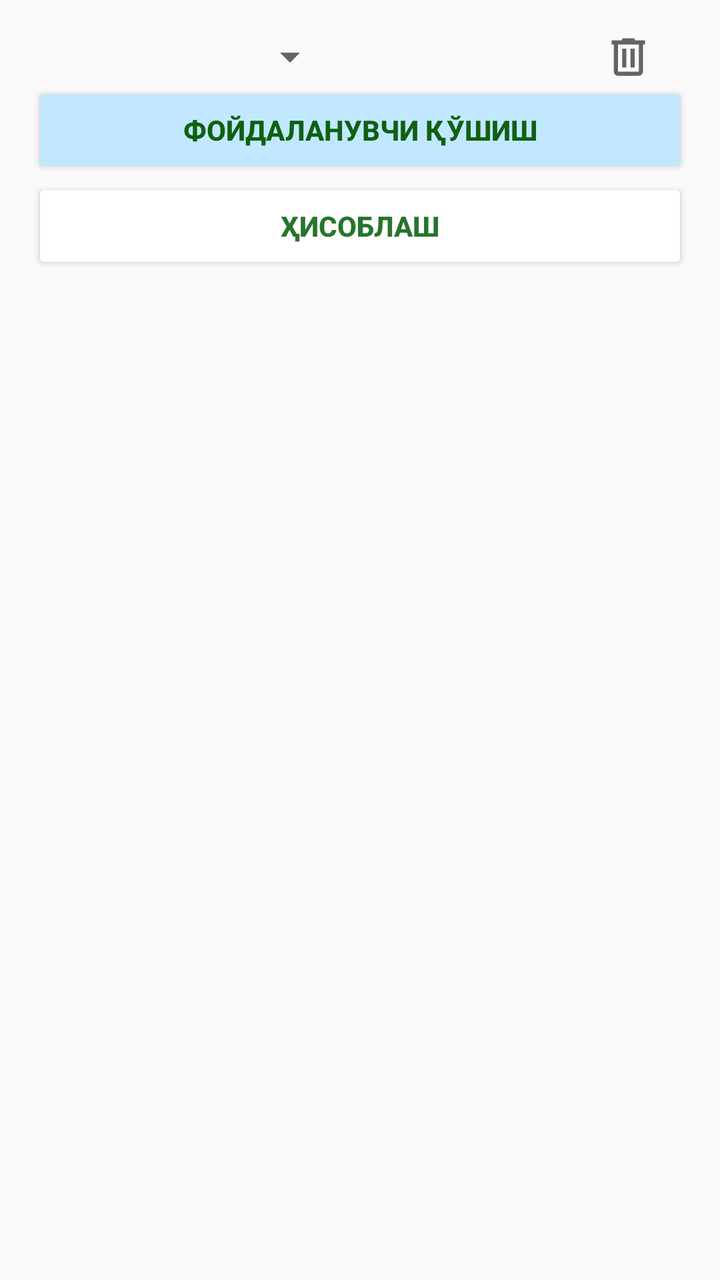
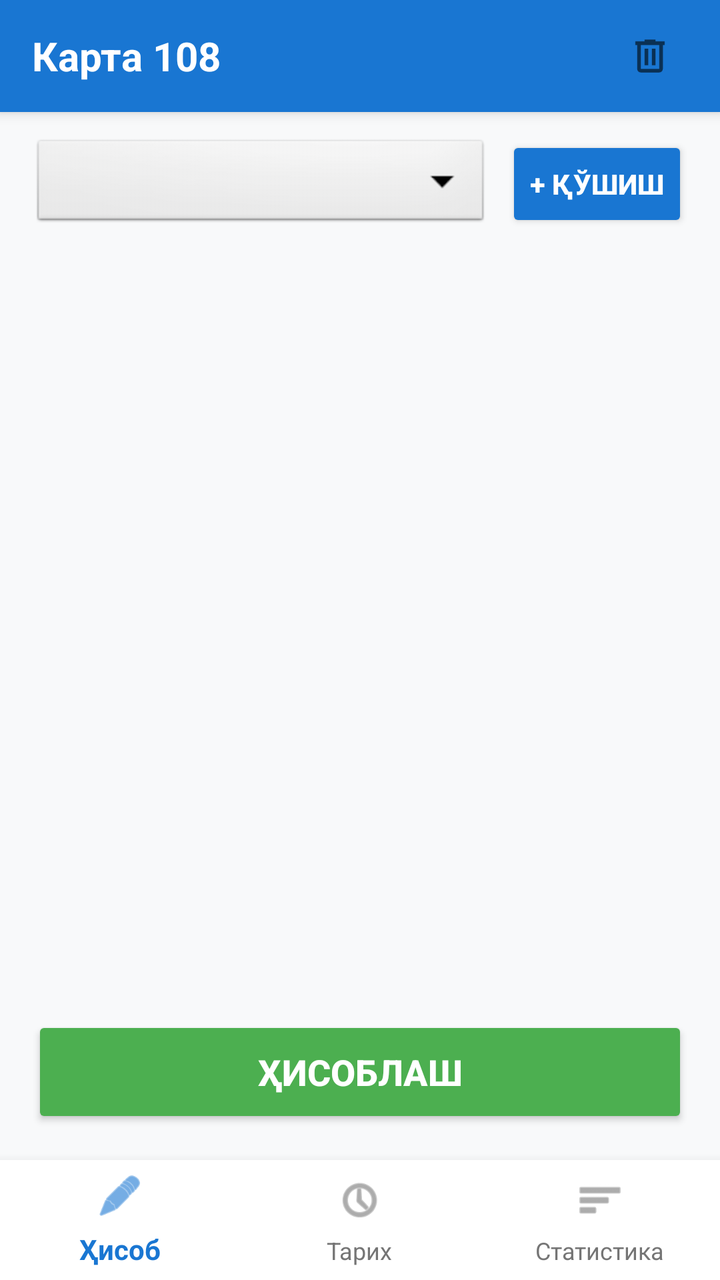

An Android layout rendered at two revisions. The XML below is the earlier revision; the diff shows what the commit changed to produce the second picture.
<!-- AndroidManifest.xml: application theme Theme.Hisob -->
<!-- res/layout/activity_main.xml -->
<?xml version="1.0" encoding="utf-8"?>
<LinearLayout
    xmlns:app="http://schemas.android.com/apk/res-auto"
    xmlns:tools="http://schemas.android.com/tools"
    xmlns:android="http://schemas.android.com/apk/res/android"
    android:layout_width="match_parent"
    android:layout_height="match_parent"
    android:orientation="vertical"
    android:padding="16dp">

    <LinearLayout
        android:layout_width="match_parent"
        android:layout_height="wrap_content"
        android:orientation="horizontal"
        android:gravity="center_vertical">

        <Spinner
            android:id="@+id/spinner_young"
            android:layout_width="wrap_content"
            android:layout_height="wrap_content"
            android:layout_weight="1"/>

        <LinearLayout
            android:layout_width="120dp"
            android:layout_height="25dp"/>
        <ImageView
            android:id="@+id/delete_all"
            android:layout_width="50dp"
            android:layout_height="25dp"
            android:layout_marginEnd="5dp"
            android:src="@drawable/delete_24px" />
    </LinearLayout>

    <Button
        android:id="@+id/btnname"
        android:layout_width="match_parent"
        android:layout_height="wrap_content"
        android:text="Фойдаланувчи қўшиш"
        android:backgroundTint="#C1E8FF"
        android:textColor="#106013"
        android:textStyle="bold"
        android:shadowColor="#009688"
        android:shadowDx="0"
        android:shadowDy="0"
        android:shadowRadius="0"
        android:layout_margin="0dp"
        android:elevation="8dp"/>

    <androidx.recyclerview.widget.RecyclerView
        android:id="@+id/item_recycler"
        android:layout_width="match_parent"
        android:layout_height="wrap_content"
        app:layout_constraintTop_toBottomOf="@+id/relativeLayout"
        tools:layout_editor_absoluteX="6dp" />
    <Button
        android:id="@+id/btnClear"
        android:layout_width="match_parent"
        android:layout_height="wrap_content"
        android:textStyle="bold"
        android:textColor="@color/purple_500"
        android:backgroundTint="@color/white"
        android:text="Ҳисоблаш"
        android:shadowColor="#55000000"
        android:shadowDx="0"
        android:shadowDy="0"
        android:shadowRadius="0"
        android:layout_margin="0dp"
        android:elevation="8dp"
        />

</LinearLayout>
<!-- resources referenced by this layout -->
<resources>
  <color name="purple_500">#27752A</color>
  <color name="white">#FFFFFFFF</color>
  <!-- drawable delete_24px (drawable) -->
  <vector xmlns:android="http://schemas.android.com/apk/res/android"
      android:width="24dp"
      android:height="24dp"
      android:viewportWidth="960"
      android:viewportHeight="960"
      android:tint="?attr/colorControlNormal">
    <path
        android:fillColor="@android:color/white"
        android:pathData="M280,840Q247,840 223.5,816.5Q200,793 200,760L200,240L160,240L160,160L360,160L360,120L600,120L600,160L800,160L800,240L760,240L760,760Q760,793 736.5,816.5Q713,840 680,840L280,840ZM680,240L280,240L280,760Q280,760 280,760Q280,760 280,760L680,760Q680,760 680,760Q680,760 680,760L680,240ZM360,680L440,680L440,320L360,320L360,680ZM520,680L600,680L600,320L520,320L520,680ZM280,240L280,240L280,760Q280,760 280,760Q280,760 280,760L280,760Q280,760 280,760Q280,760 280,760L280,240Z"/>
  </vector>
  <style name="Theme.Hisob" parent="Base.Theme.Hisob" />
  <style name="Base.Theme.Hisob" parent="Theme.MaterialComponents.DayNight.NoActionBar.Bridge">
          
          
      </style>
</resources>

<!-- the commit's change to res/layout/activity_main.xml (unified diff, before → after) -->
@@ -1,71 +1,170 @@
 <?xml version="1.0" encoding="utf-8"?>
-<LinearLayout
+<RelativeLayout xmlns:android="http://schemas.android.com/apk/res/android"
     xmlns:app="http://schemas.android.com/apk/res-auto"
-    xmlns:tools="http://schemas.android.com/tools"
-    xmlns:android="http://schemas.android.com/apk/res/android"
     android:layout_width="match_parent"
     android:layout_height="match_parent"
-    android:orientation="vertical"
-    android:padding="16dp">
+    android:background="#F8F9FA">
 
+    
     <LinearLayout
+        android:id="@+id/header_bar"
         android:layout_width="match_parent"
-        android:layout_height="wrap_content"
+        android:layout_height="56dp"
+        android:layout_alignParentTop="true"
+        android:background="#1976D2"
+        android:elevation="4dp"
         android:orientation="horizontal"
-        android:gravity="center_vertical">
+        android:gravity="center_vertical"
+        android:paddingHorizontal="16dp">
 
-        <Spinner
-            android:id="@+id/spinner_young"
-            android:layout_width="wrap_content"
+        <TextView
+            android:id="@+id/tvHeaderTitle"
+            android:layout_width="0dp"
             android:layout_height="wrap_content"
-            android:layout_weight="1"/>
+            android:layout_weight="1"
+            android:text="Карта 108"
+            android:textColor="#FFFFFF"
+            android:textSize="20sp"
+            android:textStyle="bold" />
 
-        <LinearLayout
-            android:layout_width="120dp"
-            android:layout_height="25dp"/>
         <ImageView
             android:id="@+id/delete_all"
-            android:layout_width="50dp"
-            android:layout_height="25dp"
-            android:layout_marginEnd="5dp"
-            android:src="@drawable/delete_24px" />
+            android:layout_width="38dp"
+            android:layout_height="38dp"
+            android:padding="8dp"
+            android:background="?attr/selectableItemBackgroundBorderless"
+            android:src="@drawable/delete_24px"
+            app:tint="#FFFFFF" />
     </LinearLayout>
 
-    <Button
-        android:id="@+id/btnname"
+    
+    <FrameLayout
+        android:id="@+id/container_main"
         android:layout_width="match_parent"
-        android:layout_height="wrap_content"
-        android:text="Фойдаланувчи қўшиш"
-        android:backgroundTint="#C1E8FF"
-        android:textColor="#106013"
-        android:textStyle="bold"
-        android:shadowColor="#009688"
-        android:shadowDx="0"
-        android:shadowDy="0"
-        android:shadowRadius="0"
-        android:layout_margin="0dp"
-        android:elevation="8dp"/>
+        android:layout_height="match_parent"
+        android:layout_below="@id/header_bar"
+        android:layout_above="@id/bottom_navigation">
 
-    <androidx.recyclerview.widget.RecyclerView
-        android:id="@+id/item_recycler"
+        
+        <LinearLayout
+            android:id="@+id/layout_hisob"
+            android:layout_width="match_parent"
+            android:layout_height="match_parent"
+            android:orientation="vertical"
+            android:visibility="visible">
+
+            <LinearLayout
+                android:layout_width="match_parent"
+                android:layout_height="wrap_content"
+                android:orientation="horizontal"
+                android:gravity="center_vertical"
+                android:paddingHorizontal="16dp"
+                android:paddingTop="12dp"
+                android:paddingBottom="4dp">
+
+                <Spinner
+                    android:id="@+id/spinner_young"
+                    android:layout_width="0dp"
+                    android:layout_height="48dp"
+                    android:layout_weight="1"
+                    android:background="@android:drawable/btn_dropdown"/>
+
+                <Button
+                    android:id="@+id/btnname"
+                    android:layout_width="wrap_content"
+                    android:layout_height="48dp"
+                    android:layout_marginStart="8dp"
+                    android:text="+ Қўшиш"
+                    android:textColor="#FFFFFF"
+                    android:backgroundTint="#1976D2"
+                    android:textStyle="bold"
+                    app:cornerRadius="8dp" />
+            </LinearLayout>
+
+            <androidx.recyclerview.widget.RecyclerView
+                android:id="@+id/item_recycler"
+                android:layout_width="match_parent"
+                android:layout_height="0dp"
+                android:layout_weight="1"
+                android:paddingTop="8dp"
+                android:clipToPadding="false" />
+
+            <Button
+                android:id="@+id/btnClear"
+                android:layout_width="match_parent"
+                android:layout_height="56dp"
+                android:layout_margin="16dp"
+                android:text="ҲИСОБЛАШ"
+                android:textSize="18sp"
+                android:textStyle="bold"
+                android:textColor="#FFFFFF"
+                android:backgroundTint="#4CAF50"
+                android:elevation="6dp"
+                app:cornerRadius="12dp" />
+        </LinearLayout>
+
+        
+        <LinearLayout
+            android:id="@+id/layout_history"
+            android:layout_width="match_parent"
+            android:layout_height="match_parent"
+            android:orientation="vertical"
+            android:visibility="gone">
+
+            <TextView
+                android:layout_width="match_parent"
+                android:layout_height="wrap_content"
+                android:text="📜 Ўтказилган Ўйинлар Тарихи"
+                android:textColor="#212121"
+                android:textSize="18sp"
+                android:textStyle="bold"
+                android:padding="16dp" />
+
+            <androidx.recyclerview.widget.RecyclerView
+                android:id="@+id/rvGameHistory"
+                android:layout_width="match_parent"
+                android:layout_height="match_parent"
+                android:clipToPadding="false"
+                android:paddingBottom="16dp"/>
+        </LinearLayout>
+
+        
+        <LinearLayout
+            android:id="@+id/layout_stat"
+            android:layout_width="match_parent"
+            android:layout_height="match_parent"
+            android:orientation="vertical"
+            android:visibility="gone">
+
+            <TextView
+                android:layout_width="match_parent"
+                android:layout_height="wrap_content"
+                android:text="🏆 Ўйинчилар Статистикаси"
+                android:textColor="#212121"
+                android:textSize="18sp"
+                android:textStyle="bold"
+                android:padding="16dp" />
+
+            <androidx.recyclerview.widget.RecyclerView
+                android:id="@+id/rvStatistics"
+                android:layout_width="match_parent"
+                android:layout_height="match_parent"
+                android:clipToPadding="false"
+                android:paddingBottom="16dp"/>
+        </LinearLayout>
+
+    </FrameLayout>
+
+    
+    <com.google.android.material.bottomnavigation.BottomNavigationView
+        android:id="@+id/bottom_navigation"
         android:layout_width="match_parent"
-        android:layout_height="wrap_content"
-        app:layout_constraintTop_toBottomOf="@+id/relativeLayout"
-        tools:layout_editor_absoluteX="6dp" />
-    <Button
-        android:id="@+id/btnClear"
-        android:layout_width="match_parent"
-        android:layout_height="wrap_content"
-        android:textStyle="bold"
-        android:textColor="@color/purple_500"
-        android:backgroundTint="@color/white"
-        android:text="Ҳисоблаш"
-        android:shadowColor="#55000000"
-        android:shadowDx="0"
-        android:shadowDy="0"
-        android:shadowRadius="0"
-        android:layout_margin="0dp"
+        android:layout_height="60dp"
+        android:layout_alignParentBottom="true"
+        android:background="#FFFFFF"
         android:elevation="8dp"
-        />
+        app:menu="@menu/bottom_menu"
+        app:itemIconTint="@color/bottom_nav_color"
+        app:itemTextColor="@color/bottom_nav_color"/>
 
-</LinearLayout>
+</RelativeLayout>
<!-- resource entries referenced after the edit -->
@@ -1,7 +1,5 @@
 <!-- resources referenced by this layout -->
 <resources>
-  <color name="purple_500">#27752A</color>
-  <color name="white">#FFFFFFFF</color>
   <!-- drawable delete_24px (drawable) -->
   <vector xmlns:android="http://schemas.android.com/apk/res/android"
       android:width="24dp"
